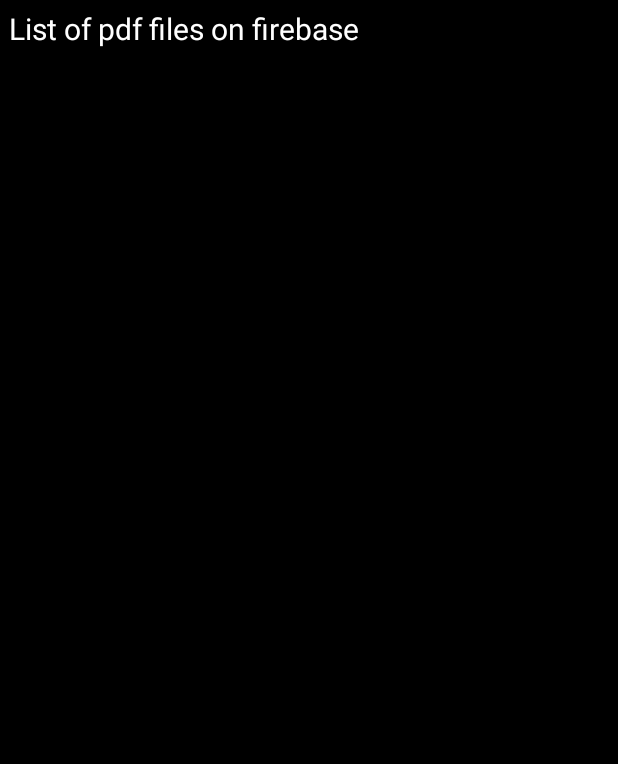
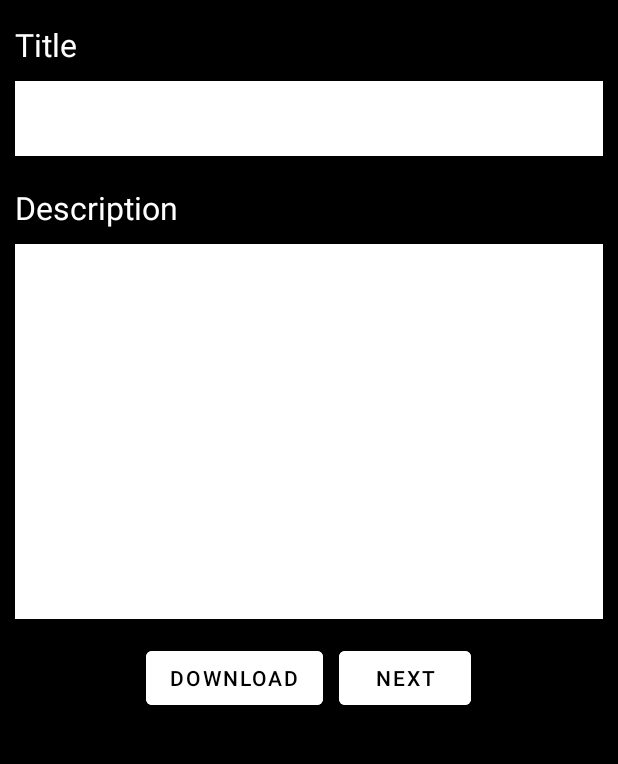
Before and after one commit to iamsambist/storepdf_firebase, an Android app: the FetchData screen opened directly, with no data from a screen before it, on a phone screen of 412 x 824 dp, the part 84-848 px from its top. Run offline under Robolectric (Android 15) with nearby library versions, the phone set to English and light mode, and no system bars; our stand-ins replace Firebase (no records; nobody signed in at launch, a user with empty details on screens opened directly).

Commit message:
third commit

```diff
--- a/app/src/main/java/com/sunil/internshala/FetchData.java
+++ b/app/src/main/java/com/sunil/internshala/FetchData.java
@@ -1,21 +1,100 @@
 package com.sunil.internshala;
 
+import androidx.annotation.NonNull;
 import androidx.appcompat.app.AppCompatActivity;
+import androidx.appcompat.widget.AppCompatEditText;
 
+import android.content.Intent;
+import android.net.Uri;
 import android.os.Bundle;
+import android.view.View;
+import android.webkit.WebView;
+import android.widget.Button;
+import android.widget.EditText;
+import android.widget.TextView;
+import android.widget.Toast;
 
+import com.google.firebase.database.DataSnapshot;
+import com.google.firebase.database.DatabaseError;
 import com.google.firebase.database.DatabaseReference;
 import com.google.firebase.database.FirebaseDatabase;
+import com.google.firebase.database.ValueEventListener;
+
+import java.net.URL;
+import java.util.ArrayList;
+import java.util.List;
 
 public class FetchData extends AppCompatActivity {
+private TextView ntitle,ndes;
+private Button ndwon,nnext;
+private int index=0;
 
+List<Data> values=new ArrayList<>();
     @Override
     protected void onCreate(Bundle savedInstanceState) {
         super.onCreate(savedInstanceState);
         setContentView(R.layout.activity_fetch_data);
+        ntitle=findViewById(R.id.ntitle);
+        ndes=findViewById(R.id.ndes);
+        ndwon=findViewById(R.id.ndown);
+        nnext=findViewById(R.id.nnext);
+
+
 
         FirebaseDatabase database = FirebaseDatabase.getInstance();
         DatabaseReference myRef = database.getReference("pdfs");
 
+        myRef.addValueEventListener(new ValueEventListener() {
+            @Override
+            public void onDataChange(@NonNull DataSnapshot snapshot) {
+                for(DataSnapshot childSnapshot : snapshot.getChildren()){
+                    String title = childSnapshot.child("title").getValue(String.class);
+                    String description = childSnapshot.child("description").getValue(String.class);
+                    String url = childSnapshot.child("url").getValue(String.class);
+
+                    Data data=new Data(title,description,url);
+                    values.add(data);
+                }
+                loadData(index);
+            }
+
+            @Override
+            public void onCancelled(@NonNull DatabaseError error) {
+
+            }
+        });
+
+        // now what to do with that array list
+
+
+
+
+    }
+
+    private void loadData(int index) {
+        if(values.size()>index){
+            Data data= values.get(index);
+            ntitle.setText(data.getTitle());
+            ndes.setText(data.getDes());
+        }
+    }
+
+    public void downlaod(View view) {
+        loadData(index);
+        String url=values.get(index).getUrl();
+        Intent intent = new Intent(Intent.ACTION_VIEW, Uri.parse(url));
+        startActivity(intent);
+    }
+
+    public void nextDownload(View view) {
+        index=index+1;
+        if (index < values.size()) {
+            loadData(index);
+            String url = values.get(index).getUrl();
+            Intent intent = new Intent(Intent.ACTION_VIEW, Uri.parse(url));
+            startActivity(intent);
+        }else{
+            Toast.makeText(this, "Last Data Item", Toast.LENGTH_SHORT).show();
+        }
     }
 }
--- a/app/src/main/res/layout/activity_fetch_data.xml
+++ b/app/src/main/res/layout/activity_fetch_data.xml
@@ -4,22 +4,69 @@
     xmlns:tools="http://schemas.android.com/tools"
     android:layout_width="match_parent"
     android:layout_height="match_parent"
-    android:background="@color/black"
     android:orientation="vertical"
-    tools:context=".FetchData">
+    tools:context=".FetchData"
+    android:background="@color/black">
     <TextView
         android:layout_width="wrap_content"
         android:layout_height="wrap_content"
-        android:text="List of pdf files on firebase"
-        android:textSize="20sp"
-        android:layout_margin="5dp"
-        android:gravity="center"
-        android:textColor="@color/white"/>
-    <ListView
-        android:id="@+id/mylist"
+        android:text="Title"
+        android:textColor="@color/white"
+        android:textSize="21sp"
+        android:layout_marginTop="15dp"
+        android:layout_marginStart="10dp" />
+    <TextView
+        android:id="@+id/ntitle"
+        android:layout_width="match_parent"
+        android:layout_height="50dp"
+        android:background="@color/white"
+        android:padding="5dp"
+        android:textSize="25sp"
+        android:layout_margin="10dp"/>
+
+    <TextView
+        android:layout_width="wrap_content"
+        android:layout_height="wrap_content"
+        android:text="Description"
+        android:textColor="@color/white"
+        android:textSize="21sp"
+        android:layout_marginTop="10dp"
+        android:layout_marginStart="10dp" />
+
+    <TextView
+        android:id="@+id/ndes"
+        android:layout_width="match_parent"
+        android:layout_height="250dp"
+        android:background="@color/white"
+        android:padding="5dp"
+        android:textSize="25sp"
+        android:layout_margin="10dp"/>
+    <LinearLayout
         android:layout_width="match_parent"
         android:layout_height="wrap_content"
-        android:layout_marginTop="10dp"
-        />
+        android:orientation="horizontal"
+        android:gravity="center">
+        <Button
+            android:id="@+id/ndown"
+            android:layout_width="wrap_content"
+            android:layout_height="wrap_content"
+            android:backgroundTint="@color/white"
+            android:text="Download"
+            android:onClick="downlaod"
+            android:textColor="@color/black"
+            android:layout_margin="5dp"/>
+        <Button
+            android:id="@+id/nnext"
+            android:layout_width="wrap_content"
+            android:layout_height="wrap_content"
+            android:backgroundTint="@color/white"
+            android:text="next"
+            android:onClick="nextDownload"
+            android:textColor="@color/black"
+            android:layout_margin="5dp"/>
+
+    </LinearLayout>
+
+
 
 </LinearLayout>
```
Also changed, not shown: app/src/main/java/com/sunil/internshala/Data.java (added, +25 -0 lines).
